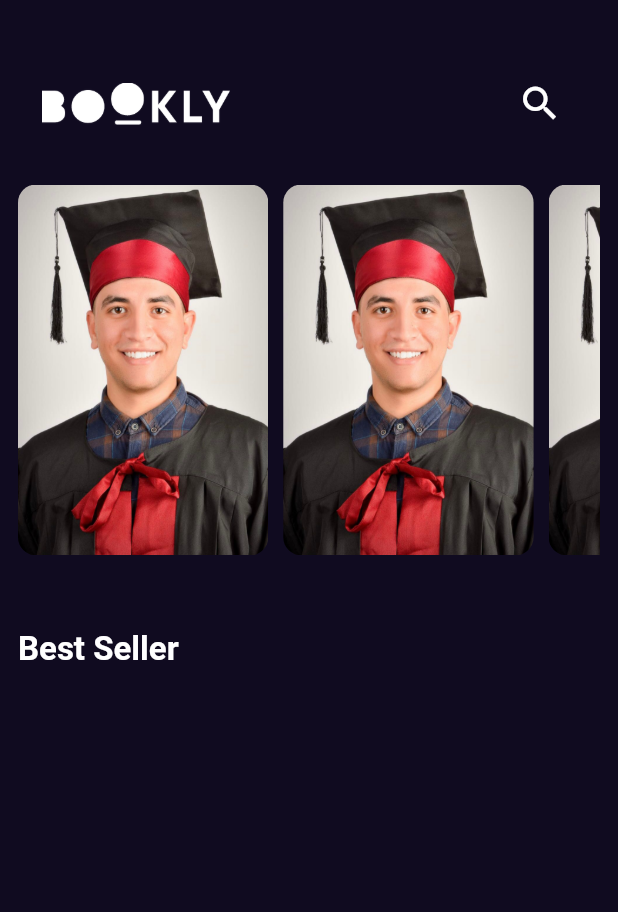
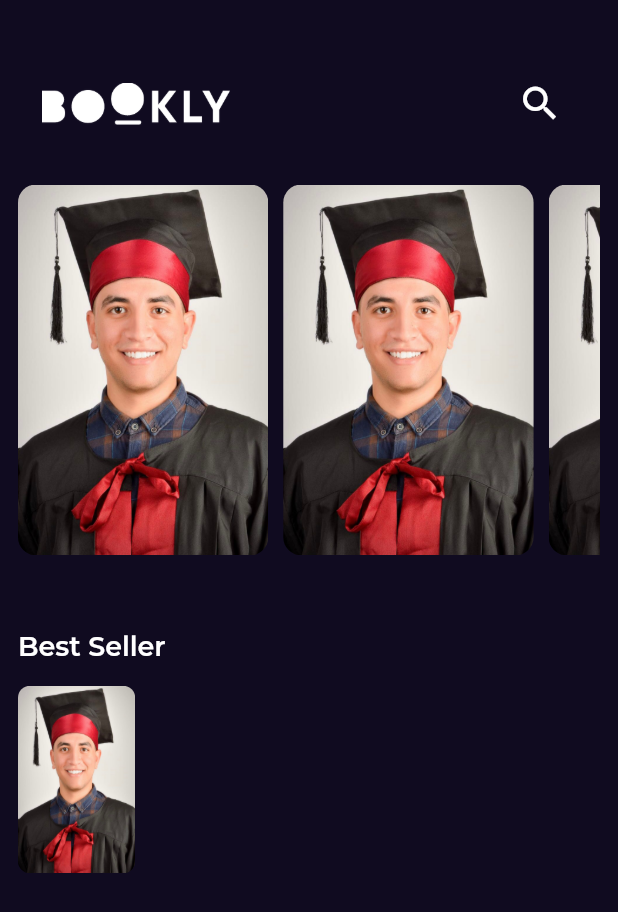
Before and after one commit to maherr99/bookly_app, a Flutter app: the screen it shows after launch, on a phone screen of 412 x 824 dp. Shown: the top 912 px of the screen. Run offline on Flutter 3.47's test engine with Material 2 defaults, Android fonts, the phone set to English and light mode, and no system bars; our stand-ins replace get, google_fonts.

Commit message:
finish create styles text

```diff
--- a/lib/constant/constant.dart
+++ b/lib/constant/constant.dart
@@ -3,3 +3,4 @@ import 'package:flutter/animation.dart';
 const kPrimaryColor = Color(0xff100B20);
 const kLogo = 'assets/images/Logo.png';
 const kPhoto = 'assets/images/IMG-20230126-WA0001.jpg';
+const kGtSectraFine = 'GT Sectra Fine';
--- a/lib/core/styles.dart
+++ b/lib/core/styles.dart
@@ -1,8 +1,31 @@
+import 'package:bookly_app/constant/constant.dart';
 import 'package:flutter/material.dart';
 
 abstract class Styles {
-  static const titleMedium = TextStyle(
-    fontSize: 22,
+  static const textStyle18 = TextStyle(
+    fontSize: 18,
     fontWeight: FontWeight.w600,
   );
+
+  static const textStyle20 = TextStyle(
+    fontSize: 20,
+    fontWeight: FontWeight.normal,
+    fontFamily: kGtSectraFine,
+  );
+
+  static const textStyle14 = TextStyle(
+    fontSize: 14,
+    fontWeight: FontWeight.normal,
+  );
+
+  static const textStyle16 = TextStyle(
+    fontSize: 16,
+    fontWeight: FontWeight.w500,
+  );
+
+  static const textStyle30 = TextStyle(
+    fontSize: 30,
+    fontWeight: FontWeight.normal,
+    fontFamily: kGtSectraFine,
+  );
 }
--- /dev/null
+++ b/lib/feature/home/pressention/view/widget/best_seller_item.dart
@@ -0,0 +1,29 @@
+import 'package:bookly_app/constant/constant.dart';
+import 'package:flutter/material.dart';
+
+class BestSellerItem extends StatelessWidget {
+  const BestSellerItem({super.key});
+
+  @override
+  Widget build(BuildContext context) {
+    return SizedBox(
+      height: 125,
+      child: Row(
+        children: [
+          AspectRatio(
+            aspectRatio: 2.5 / 4,
+            child: Container(
+              decoration: BoxDecoration(
+                borderRadius: BorderRadius.circular(8),
+                image: const DecorationImage(
+                  image: AssetImage(kPhoto),
+                  fit: BoxFit.fill,
+                ),
+              ),
+            ),
+          ),
+        ],
+      ),
+    );
+  }
+}
--- a/lib/feature/home/pressention/view/widget/homeview_body.dart
+++ b/lib/feature/home/pressention/view/widget/homeview_body.dart
@@ -1,4 +1,5 @@
 import 'package:bookly_app/core/styles.dart';
+import 'package:bookly_app/feature/home/pressention/view/widget/best_seller_item.dart';
 import 'package:bookly_app/feature/home/pressention/view/widget/custom_appbar.dart';
 import 'package:bookly_app/feature/home/pressention/view/widget/custom_item.dart';
 import 'package:flutter/material.dart';
@@ -37,8 +38,12 @@ class HomeViewBody extends StatelessWidget {
           ),
           const Text(
             'Best Seller',
-            style: Styles.titleMedium,
+            style: Styles.textStyle18,
           ),
+          const SizedBox(
+            height: 15,
+          ),
+          const BestSellerItem(),
         ],
       ),
     );
--- a/lib/main.dart
+++ b/lib/main.dart
@@ -1,6 +1,7 @@
 import 'package:bookly_app/constant/constant.dart';
 import 'package:flutter/material.dart';
 import 'package:get/get_navigation/src/root/get_material_app.dart';
+import 'package:google_fonts/google_fonts.dart';
 
 import 'feature/splash/pessention/view/splash_view.dart';
 
@@ -15,6 +16,9 @@ class BooklyApp extends StatelessWidget {
     return GetMaterialApp(
       theme: ThemeData.dark().copyWith(
         scaffoldBackgroundColor: kPrimaryColor,
+        textTheme: GoogleFonts.montserratTextTheme(
+          ThemeData.dark().textTheme,
+        ),
       ),
       debugShowCheckedModeBanner: false,
       home: const SplashView(),
```
Also changed, not shown: pubspec.yaml (+3 -8 lines), pubspec.lock, 1 other file.
